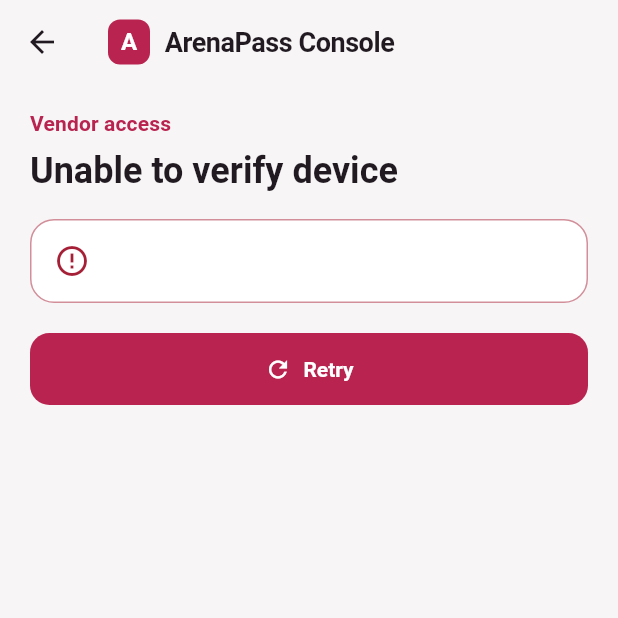
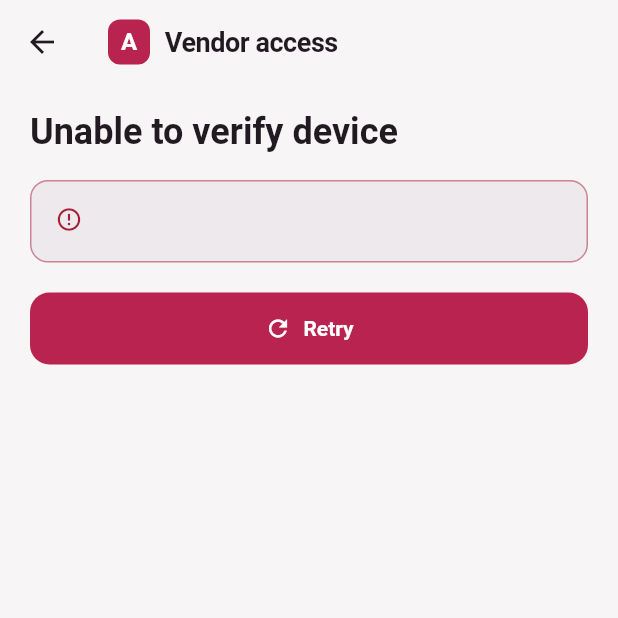
Before and after one commit to bavlymo1/Arena-E-Commerce, a Flutter app: the _VendorAccessErrorView screen opened directly with empty values, on a phone screen of 412 x 824 dp, the top half of it. Run offline on Flutter 3.47's test engine with Material 3 defaults, Android fonts, the phone set to English and light mode, and no system bars; our stand-ins replace cloud_firestore, equatable, firebase_auth, firebase_core, flutter_bloc, flutter_local_notifications and 4 more; accounts and stored records are empty.

Commit message:
refactor(vendor-ui): simplify vendor headers, duplicate actions, and access gate

```diff
--- a/lib/features/vendor_access/presentation/screens/vendor_access_gate.dart
+++ b/lib/features/vendor_access/presentation/screens/vendor_access_gate.dart
@@ -4,6 +4,8 @@ import 'package:flutter/material.dart';
 import 'package:flutter_bloc/flutter_bloc.dart';
 
 import '../../../../shared/widgets/arena_icon_label.dart';
+import '../../../../shared/widgets/arena_loading_view.dart';
+import '../../../../shared/widgets/arena_notice_banner.dart';
 import '../cubit/vendor_access_cubit.dart';
 import '../cubit/vendor_access_state.dart';
 import '../vendor_access_strings.dart';
@@ -61,42 +63,16 @@ class _VendorAccessCheckingView extends StatelessWidget {
 
   @override
   Widget build(BuildContext context) {
-    final colorScheme = Theme.of(context).colorScheme;
-    final textTheme = Theme.of(context).textTheme;
-
     return VendorAccessScaffold(
       children: <Widget>[
-        Text(
-          VendorAccessStrings.checkingTitle,
-          style: textTheme.headlineSmall?.copyWith(fontWeight: FontWeight.w600),
-        ),
-        const SizedBox(height: 24),
         Semantics(
           key: const ValueKey<String>('vendor-access-checking-panel'),
           liveRegion: true,
           container: true,
-          child: Card(
-            semanticContainer: false,
-            margin: EdgeInsets.zero,
-            child: Padding(
-              padding: const EdgeInsets.all(24),
-              child: Column(
-                mainAxisSize: MainAxisSize.min,
-                children: <Widget>[
-                  const CircularProgressIndicator(
-                    key: ValueKey<String>('vendor-access-checking-indicator'),
-                  ),
-                  const SizedBox(height: 16),
-                  Text(
-                    VendorAccessStrings.checkingMessage,
-                    textAlign: TextAlign.center,
-                    style: textTheme.bodyMedium?.copyWith(
-                      color: colorScheme.onSurfaceVariant,
-                    ),
-                  ),
-                ],
-              ),
-            ),
+          child: const ArenaLoadingView(
+            label: VendorAccessStrings.checkingMessage,
+            indicatorKey: ValueKey<String>('vendor-access-checking-indicator'),
+            padding: EdgeInsets.symmetric(vertical: 48),
           ),
         ),
       ],
@@ -112,7 +88,6 @@ class _VendorAccessErrorView extends StatelessWidget {
 
   @override
   Widget build(BuildContext context) {
-    final colorScheme = Theme.of(context).colorScheme;
     final textTheme = Theme.of(context).textTheme;
 
     return VendorAccessScaffold(
@@ -122,36 +97,14 @@ class _VendorAccessErrorView extends StatelessWidget {
           style: textTheme.headlineSmall?.copyWith(fontWeight: FontWeight.w600),
         ),
         const SizedBox(height: 16),
-        Semantics(
+        ArenaNoticeBanner(
           key: const ValueKey<String>('vendor-access-error-panel'),
+          icon: Icons.error_outline,
+          message: message,
+          isError: true,
           liveRegion: true,
-          container: true,
-          child: Card(
-            semanticContainer: false,
-            margin: EdgeInsets.zero,
-            shape: RoundedRectangleBorder(
-              borderRadius: BorderRadius.circular(16),
-              side: BorderSide(color: colorScheme.error.withValues(alpha: 0.5)),
-            ),
-            child: Padding(
-              padding: const EdgeInsets.all(16),
-              child: Row(
-                crossAxisAlignment: CrossAxisAlignment.start,
-                children: <Widget>[
-                  Icon(Icons.error_outline, color: colorScheme.error),
-                  const SizedBox(width: 12),
-                  Expanded(
-                    child: Text(
-                      message,
-                      style: textTheme.bodyMedium?.copyWith(
-                        color: colorScheme.onSurface,
-                      ),
-                    ),
-                  ),
-                ],
-              ),
-            ),
-          ),
+          emphasizeText: true,
+          padding: const EdgeInsets.all(16),
         ),
         const SizedBox(height: 20),
         FilledButton(
--- a/lib/features/vendor_access/presentation/vendor_access_strings.dart
+++ b/lib/features/vendor_access/presentation/vendor_access_strings.dart
@@ -1,8 +1,6 @@
 /// User-facing copy for vendor access checking, enrollment, and error states.
 abstract final class VendorAccessStrings {
-  static const String consoleTitle = 'ArenaPass Console';
   static const String screenTitle = 'Vendor access';
-  static const String checkingTitle = 'Checking device access';
   static const String checkingMessage = 'Checking this device…';
   static const String notEnrolledTitle = 'Device not enrolled';
   static const String notEnrolledExplanation =
--- a/lib/features/vendor_access/presentation/widgets/vendor_access_widgets.dart
+++ b/lib/features/vendor_access/presentation/widgets/vendor_access_widgets.dart
@@ -11,14 +11,11 @@ class VendorAccessScaffold extends StatelessWidget {
 
   @override
   Widget build(BuildContext context) {
-    final colorScheme = Theme.of(context).colorScheme;
-    final textTheme = Theme.of(context).textTheme;
-
     return Scaffold(
       appBar: AppBar(
         titleSpacing: 16,
         title: const ArenaBrandAppBarTitle(
-          title: VendorAccessStrings.consoleTitle,
+          title: VendorAccessStrings.screenTitle,
         ),
       ),
       body: SafeArea(
@@ -30,17 +27,7 @@ class VendorAccessScaffold extends StatelessWidget {
                 constraints: const BoxConstraints(maxWidth: 480),
                 child: Column(
                   crossAxisAlignment: CrossAxisAlignment.stretch,
-                  children: <Widget>[
-                    Text(
-                      VendorAccessStrings.screenTitle,
-                      style: textTheme.labelLarge?.copyWith(
-                        color: colorScheme.primary,
-                        fontWeight: FontWeight.w600,
-                      ),
-                    ),
-                    const SizedBox(height: 6),
-                    ...children,
-                  ],
+                  children: children,
                 ),
               ),
             ),
--- a/lib/features/vendor_shows/presentation/widgets/add_show_form_sections.dart
+++ b/lib/features/vendor_shows/presentation/widgets/add_show_form_sections.dart
@@ -179,7 +179,6 @@ class AddShowPosterSection extends StatelessWidget {
                     decoration: BoxDecoration(
                       color: colorScheme.surfaceContainerHighest,
                       borderRadius: BorderRadius.circular(12),
-                      border: Border.all(color: colorScheme.outlineVariant),
                     ),
                     child: Column(
                       mainAxisSize: MainAxisSize.min,
```
Also changed, not shown: lib/features/vendor_notifications/presentation/screens/vendor_updates_screen.dart (+3 -11 lines), lib/features/vendor_shows/presentation/screens/add_show_screen.dart (+0 -7 lines), lib/features/vendor_shows/presentation/screens/vendor_shows_screen.dart (+8 -35 lines), lib/features/vendor_shows/presentation/widgets/vendor_show_details_sections.dart (+4 -28 lines), 2 other files.
